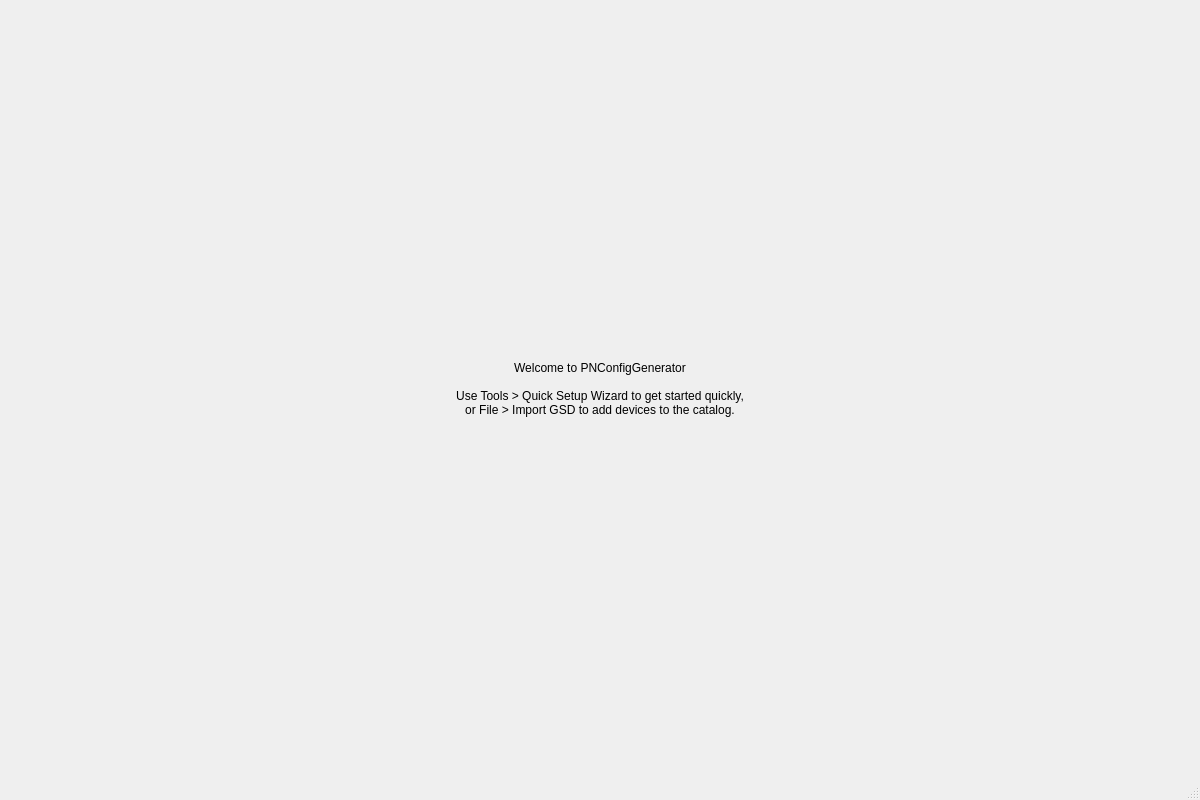
Before: the Qt Designer form src/PNConfigGenerator/MainWindow.ui in helloninglei/PNConfigGenerator, drawn with Qt 5.
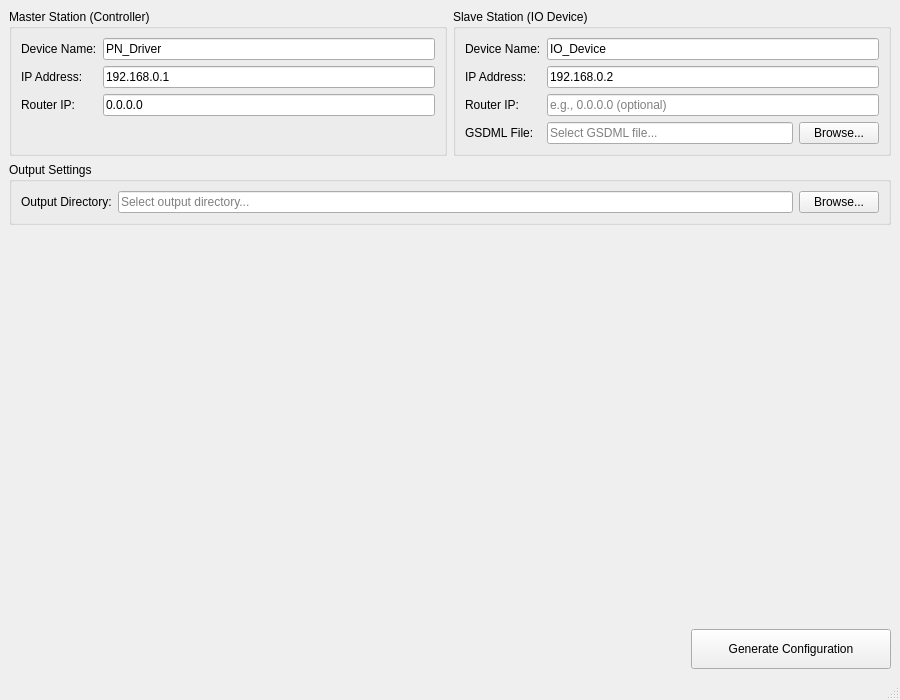
After: the same form once the commit is applied.

The edit to the form file:
```diff
--- a/src/PNConfigGenerator/MainWindow.ui
+++ b/src/PNConfigGenerator/MainWindow.ui
@@ -6,8 +6,8 @@
    <rect>
     <x>0</x>
     <y>0</y>
-    <width>1200</width>
-    <height>800</height>
+    <width>900</width>
+    <height>700</height>
    </rect>
   </property>
   <property name="windowTitle">
@@ -16,18 +16,229 @@
   <widget class="QWidget" name="centralwidget">
    <layout class="QVBoxLayout" name="verticalLayout">
     <item>
-     <widget class="QLabel" name="welcomeLabel">
-      <property name="text">
-       <string>Welcome to PNConfigGenerator
-
-Use Tools &gt; Quick Setup Wizard to get started quickly,
-or File &gt; Import GSD to add devices to the catalog.</string>
+     <layout class="QHBoxLayout" name="configLayout">
+      <!-- Master Station Configuration -->
+      <item>
+       <widget class="QGroupBox" name="masterGroup">
+        <property name="title">
+         <string>Master Station (Controller)</string>
+        </property>
+        <layout class="QFormLayout" name="masterFormLayout">
+         <item row="0" column="0">
+          <widget class="QLabel" name="masterNameLabel">
+           <property name="text">
+            <string>Device Name:</string>
+           </property>
+          </widget>
+         </item>
+         <item row="0" column="1">
+          <widget class="QLineEdit" name="masterNameEdit">
+           <property name="text">
+            <string>PN_Driver</string>
+           </property>
+           <property name="placeholderText">
+            <string>e.g., PN_Driver</string>
+           </property>
+          </widget>
+         </item>
+         <item row="1" column="0">
+          <widget class="QLabel" name="masterIPLabel">
+           <property name="text">
+            <string>IP Address:</string>
+           </property>
+          </widget>
+         </item>
+         <item row="1" column="1">
+          <widget class="QLineEdit" name="masterIPEdit">
+           <property name="text">
+            <string>192.168.0.1</string>
+           </property>
+           <property name="placeholderText">
+            <string>e.g., 192.168.0.1</string>
+           </property>
+          </widget>
+         </item>
+         <item row="2" column="0">
+          <widget class="QLabel" name="masterRouterLabel">
+           <property name="text">
+            <string>Router IP:</string>
+           </property>
+          </widget>
+         </item>
+         <item row="2" column="1">
+          <widget class="QLineEdit" name="masterRouterEdit">
+           <property name="text">
+            <string>0.0.0.0</string>
+           </property>
+           <property name="placeholderText">
+            <string>e.g., 0.0.0.0 (optional)</string>
+           </property>
+          </widget>
+         </item>
+        </layout>
+       </widget>
+      </item>
+      <!-- Slave Station Configuration -->
+      <item>
+       <widget class="QGroupBox" name="slaveGroup">
+        <property name="title">
+         <string>Slave Station (IO Device)</string>
+        </property>
+        <layout class="QFormLayout" name="slaveFormLayout">
+         <item row="0" column="0">
+          <widget class="QLabel" name="slaveNameLabel">
+           <property name="text">
+            <string>Device Name:</string>
+           </property>
+          </widget>
+         </item>
+         <item row="0" column="1">
+          <widget class="QLineEdit" name="slaveNameEdit">
+           <property name="text">
+            <string>IO_Device</string>
+           </property>
+           <property name="placeholderText">
+            <string>e.g., IO_Device</string>
+           </property>
+          </widget>
+         </item>
+         <item row="1" column="0">
+          <widget class="QLabel" name="slaveIPLabel">
+           <property name="text">
+            <string>IP Address:</string>
+           </property>
+          </widget>
+         </item>
+         <item row="1" column="1">
+          <widget class="QLineEdit" name="slaveIPEdit">
+           <property name="text">
+            <string>192.168.0.2</string>
+           </property>
+           <property name="placeholderText">
+            <string>e.g., 192.168.0.2</string>
+           </property>
+          </widget>
+         </item>
+         <item row="2" column="0">
+          <widget class="QLabel" name="slaveRouterLabel">
+           <property name="text">
+            <string>Router IP:</string>
+           </property>
+          </widget>
+         </item>
+         <item row="2" column="1">
+          <widget class="QLineEdit" name="slaveRouterEdit">
+           <property name="placeholderText">
+            <string>e.g., 0.0.0.0 (optional)</string>
+           </property>
+          </widget>
+         </item>
+         <item row="3" column="0">
+          <widget class="QLabel" name="gsdmlLabel">
+           <property name="text">
+            <string>GSDML File:</string>
+           </property>
+          </widget>
+         </item>
+         <item row="3" column="1">
+          <layout class="QHBoxLayout" name="gsdmlLayout">
+           <item>
+            <widget class="QLineEdit" name="gsdmlPathEdit">
+             <property name="placeholderText">
+              <string>Select GSDML file...</string>
+             </property>
+            </widget>
+           </item>
+           <item>
+            <widget class="QPushButton" name="browseGsdmlButton">
+             <property name="text">
+              <string>Browse...</string>
+             </property>
+            </widget>
+           </item>
+          </layout>
+         </item>
+        </layout>
+       </widget>
+      </item>
+     </layout>
+    </item>
+    <!-- Output Configuration -->
+    <item>
+     <widget class="QGroupBox" name="outputGroup">
+      <property name="title">
+       <string>Output Settings</string>
       </property>
-      <property name="alignment">
-       <set>Qt::AlignCenter</set>
-      </property>
+      <layout class="QHBoxLayout" name="outputLayout">
+       <item>
+        <widget class="QLabel" name="outputLabel">
+         <property name="text">
+          <string>Output Directory:</string>
+         </property>
+        </widget>
+       </item>
+       <item>
+        <widget class="QLineEdit" name="outputPathEdit">
+         <property name="placeholderText">
+          <string>Select output directory...</string>
+         </property>
+        </widget>
+       </item>
+       <item>
+        <widget class="QPushButton" name="browseOutputButton">
+         <property name="text">
+          <string>Browse...</string>
+         </property>
+        </widget>
+       </item>
+      </layout>
      </widget>
     </item>
+    <!-- Spacer -->
+    <item>
+     <spacer name="verticalSpacer">
+      <property name="orientation">
+       <enum>Qt::Vertical</enum>
+      </property>
+      <property name="sizeHint" stdset="0">
+       <size>
+        <width>20</width>
+        <height>40</height>
+       </size>
+      </property>
+     </spacer>
+    </item>
+    <!-- Generate Button -->
+    <item>
+     <layout class="QHBoxLayout" name="buttonLayout">
+      <item>
+       <spacer name="buttonSpacer">
+        <property name="orientation">
+         <enum>Qt::Horizontal</enum>
+        </property>
+        <property name="sizeHint" stdset="0">
+         <size>
+          <width>40</width>
+          <height>20</height>
+         </size>
+        </property>
+       </spacer>
+      </item>
+      <item>
+       <widget class="QPushButton" name="generateButton">
+        <property name="text">
+         <string>Generate Configuration</string>
+        </property>
+        <property name="minimumSize">
+         <size>
+          <width>200</width>
+          <height>40</height>
+         </size>
+        </property>
+       </widget>
+      </item>
+     </layout>
+    </item>
    </layout>
   </widget>
   <widget class="QMenuBar" name="menubar">
```
Left out of the diff: 4 changed lines with no effect on the pictures.
